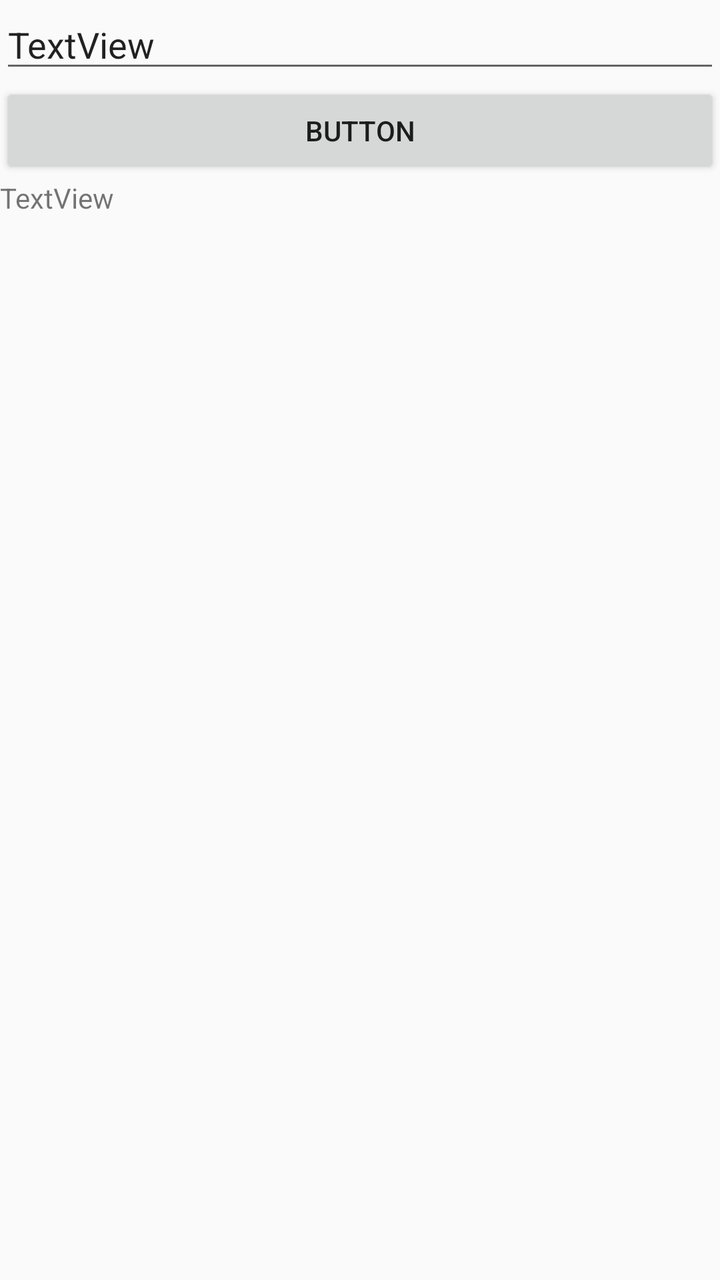
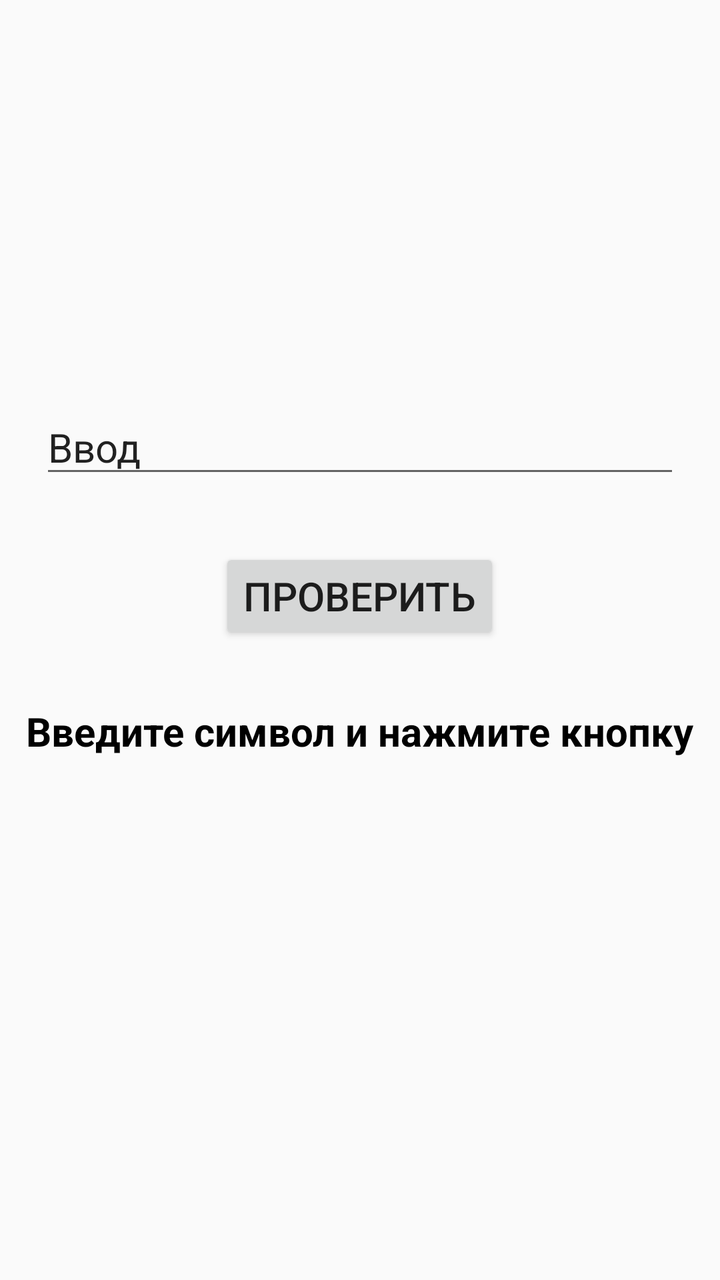

Screens rendered from an Android XML layout before and after an edit, with the pre-edit source and the edit as a unified diff.
<!-- AndroidManifest.xml: activity theme Theme.IfWhenApp -->
<!-- res/layout/activity_main.xml -->
<?xml version="1.0" encoding="utf-8"?>
<LinearLayout xmlns:android="http://schemas.android.com/apk/res/android"
    android:orientation="vertical"
    android:layout_width="match_parent"
    android:layout_height="match_parent">

    <EditText
        android:id="@+id/sym"
        android:layout_width="match_parent"
        android:layout_height="wrap_content"
        android:text="TextView" />

    <Button
        android:id="@+id/check"
        android:layout_width="match_parent"
        android:layout_height="wrap_content"
        android:text="Button" />

    <TextView
        android:id="@+id/result"
        android:layout_width="match_parent"
        android:layout_height="wrap_content"
        android:text="TextView" />
</LinearLayout>
<!-- resources referenced by this layout -->
<resources>
  <style name="Theme.IfWhenApp" parent="android:Theme.Material.Light.NoActionBar" />
</resources>

<!-- the commit's change to res/layout/activity_main.xml (unified diff, before → after) -->
@@ -1,24 +1,35 @@
 <?xml version="1.0" encoding="utf-8"?>
 <LinearLayout xmlns:android="http://schemas.android.com/apk/res/android"
-    android:orientation="vertical"
     android:layout_width="match_parent"
-    android:layout_height="match_parent">
+    android:layout_height="match_parent"
+    android:orientation="vertical">
 
     <EditText
         android:id="@+id/sym"
         android:layout_width="match_parent"
         android:layout_height="wrap_content"
-        android:text="TextView" />
+        android:layout_marginRight="20dp"
+        android:layout_marginLeft="20dp"
+        android:layout_marginTop="200dp"
+        android:text="Ввод"
+        android:textSize="20dp"/>
 
     <Button
         android:id="@+id/check"
-        android:layout_width="match_parent"
+        android:layout_width="wrap_content"
         android:layout_height="wrap_content"
-        android:text="Button" />
+        android:layout_gravity="center_horizontal"
+        android:layout_margin="30dp"
+        android:text="Проверить"
+        android:textSize="20dp"/>
 
     <TextView
         android:id="@+id/result"
-        android:layout_width="match_parent"
+        android:layout_width="wrap_content"
         android:layout_height="wrap_content"
-        android:text="TextView" />
+        android:layout_gravity="center_horizontal"
+        android:text="Введите символ и нажмите кнопку"
+        android:textColor="@color/black"
+        android:textSize="20dp"
+        android:textStyle="bold"/>
 </LinearLayout>
<!-- resource entries referenced after the edit -->
@@ -1,5 +1,6 @@
 <!-- resources referenced by this layout -->
 <resources>
+  <color name="black">#FF000000</color>
   <style name="Theme.IfWhenApp" parent="android:Theme.Material.Light.NoActionBar" />
 </resources>
 
